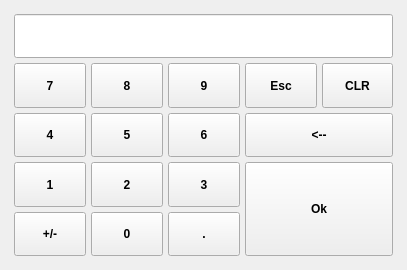
Old version of the form InputDevice/numpad.ui in the repository koolkhel/wince-taximeter.
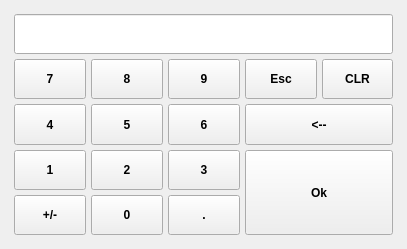
New version of the form. Custom widgets are drawn as their Qt base class.

What changed in the file:
```diff
--- a/InputDevice/numpad.ui
+++ b/InputDevice/numpad.ui
@@ -7,7 +7,7 @@
     <x>0</x>
     <y>0</y>
     <width>407</width>
-    <height>270</height>
+    <height>249</height>
    </rect>
   </property>
   <property name="windowTitle">
```
